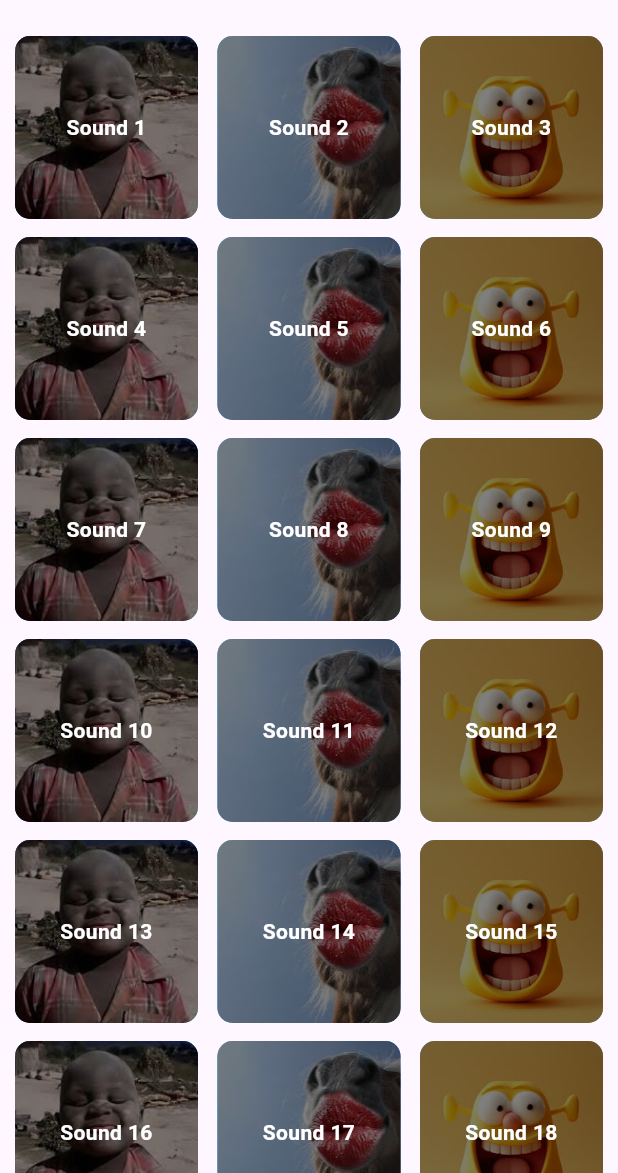
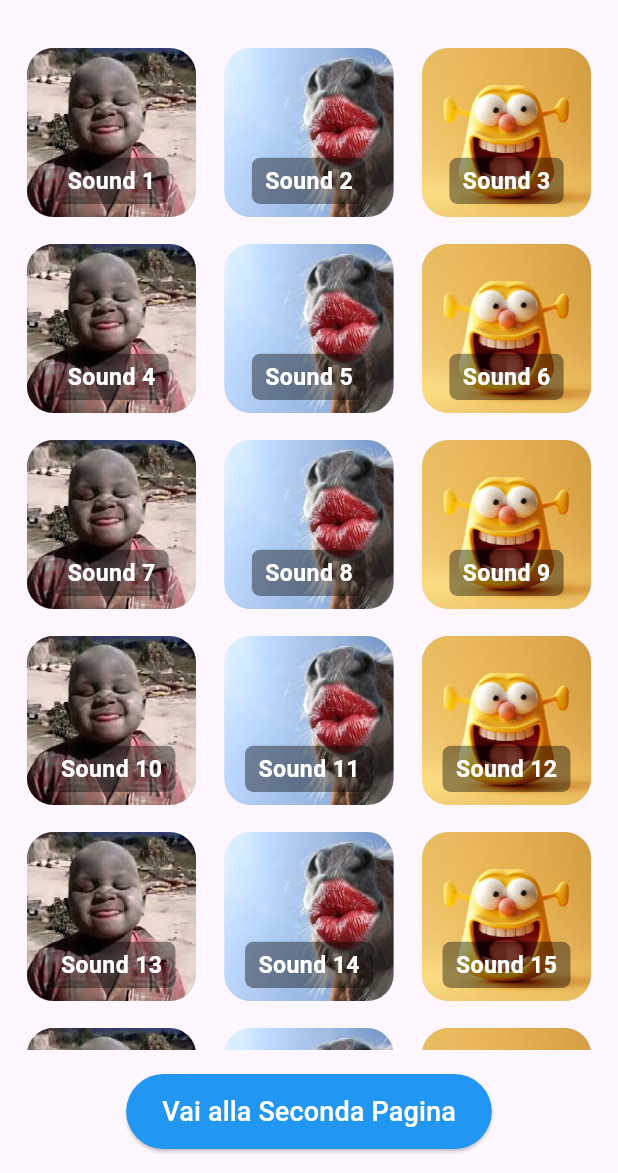
Before and after one commit to Perseo-o/launcher, a Flutter app: the screen it shows after launch, on a phone screen of 412 x 824 dp, the part 63-1236 px from its top. Run offline on Flutter 3.47's test engine with Material 3 defaults, Android fonts, the light colour scheme and no system bars; our stand-ins replace audioplayers, file_picker, shared_preferences.

Commit message:
implementazione seconda schermata app per aggiunta suoni

```diff
--- a/lib/models/sound_model.dart
+++ b/lib/models/sound_model.dart
@@ -1,11 +1,15 @@
 class Sound {
-  final String name;
-  final String image;
+  late final String name;
+  late final String imagePath;
   final String filePath;
 
-  Sound({
-    required this.name,
-    required this.image,
-    required this.filePath,
-  });
+  Sound({required this.name, required this.imagePath, required this.filePath});
+
+  factory Sound.fromJson(Map<String, dynamic> json) {
+    return Sound(
+      name: json['name'],
+      imagePath: 'assets/images/${json['image']}',
+      filePath: 'sounds/${json['file']}',
+    );
+  }
 }
--- a/lib/screens/home_screen.dart
+++ b/lib/screens/home_screen.dart
@@ -1,7 +1,11 @@
+import 'dart:developer';
+
 import 'package:flutter/material.dart';
 import 'package:audioplayers/audioplayers.dart';
 import '../models/sound_model.dart';
 import '../services/sound_service.dart';
+import '../widgets/sound_tile.dart';
+import 'second_screen.dart'; // Importa la seconda schermata
 
 class HomeScreen extends StatefulWidget {
   const HomeScreen({super.key});
@@ -28,12 +32,13 @@ class _HomeScreenState extends State<HomeScreen> {
     });
   }
 
+
+
   void _playSound(String soundPath) async {
+    log(soundPath);
     if (playingSound == soundPath) {
       await _audioPlayer.stop();
-      setState(() {
-        playingSound = null;
-      });
+      setState(() => playingSound = null);
       return;
     }
 
@@ -41,8 +46,12 @@ class _HomeScreenState extends State<HomeScreen> {
     await _audioPlayer.setSourceAsset(soundPath);
     await _audioPlayer.resume();
 
+    setState(() => playingSound = soundPath);
+
+    _audioPlayer.onPlayerComplete.listen((event) {
       setState(() {
-      playingSound = soundPath;
+        playingSound = null;
+      });
     });
   }
 
@@ -56,10 +65,14 @@ class _HomeScreenState extends State<HomeScreen> {
           style: TextStyle(fontWeight: FontWeight.bold),
         ),
       ),
-      body: soundList.isEmpty
+      body: Column(
+        children: [
+          // Lista dei suoni
+          Expanded(
+            child: soundList.isEmpty
                 ? const Center(child: CircularProgressIndicator())
                 : GridView.builder(
-        padding: const EdgeInsets.all(10),
+              padding: const EdgeInsets.all(15),
               gridDelegate: const SliverGridDelegateWithFixedCrossAxisCount(
                 crossAxisCount: 3,
                 crossAxisSpacing: 13,
@@ -70,42 +83,38 @@ class _HomeScreenState extends State<HomeScreen> {
                 final sound = soundList[index];
                 final isPlaying = sound.filePath == playingSound;
 
-          return GestureDetector(
+                return Padding(
+                    padding: const EdgeInsets.all(8.0), // Padding interno ai tile
+                child:SoundTile(
+                  sound: sound,
+                  isPlaying: isPlaying,
                   onTap: () => _playSound(sound.filePath),
-            child: Container(
-              decoration: BoxDecoration(
-                color: isPlaying ? Colors.green : Colors.blue,
-                borderRadius: BorderRadius.circular(10),
-                image: DecorationImage(
-                  image: AssetImage(sound.image),
-                  fit: BoxFit.cover,
+                ),
+                );
+              },
             ),
           ),
-              child: Stack(
-                children: [
-                  Container(
-                    decoration: BoxDecoration(
-                      color: Colors.black.withOpacity(0.5),
-                      borderRadius: BorderRadius.circular(10),
+          Padding(
+            padding: const EdgeInsets.all(16.0),
+            child: ElevatedButton(
+              onPressed: () {
+                Navigator.push(
+                  context,
+                  MaterialPageRoute(builder: (context) => const SecondScreen()),
+                );
+              },
+              style: ElevatedButton.styleFrom(
+                padding: const EdgeInsets.symmetric(vertical: 12, horizontal: 24),
+                backgroundColor: Colors.blue,
               ),
+              child: const Text(
+                'Vai alla Seconda Pagina',
+                style: TextStyle(fontSize: 18, color: Colors.white),
               ),
-                  Center(
-                    child: Text(
-                      sound.name,
-                      style: const TextStyle(
-                        color: Colors.white,
-                        fontWeight: FontWeight.bold,
-                        fontSize: 14,
-                      ),
-                      textAlign: TextAlign.center,
             ),
           ),
         ],
       ),
-            ),
-          );
-        },
-      ),
     );
   }
 }
--- a/lib/widgets/sound_tile.dart
+++ b/lib/widgets/sound_tile.dart
@@ -1,28 +1,123 @@
 import 'package:flutter/material.dart';
 import '../models/sound_model.dart';
 
-class SoundTile extends StatelessWidget {
+class SoundTile extends StatefulWidget {
   final Sound sound;
   final bool isPlaying;
-  final VoidCallback onPlay;
+  final VoidCallback onTap;
 
-  const SoundTile({super.key,
+  const SoundTile({
+    super.key,
     required this.sound,
     required this.isPlaying,
-    required this.onPlay,
+    required this.onTap,
   });
 
   @override
+  _SoundTileState createState() => _SoundTileState();
+}
+
+class _SoundTileState extends State<SoundTile> with SingleTickerProviderStateMixin {
+  late AnimationController _controller;
+  late Animation<double> _scaleAnimation;
+
+  @override
+  void initState() {
+    super.initState();
+    _controller = AnimationController(
+      vsync: this,
+      duration: const Duration(milliseconds: 100),
+      lowerBound: 0.9,
+      upperBound: 1.0,
+    );
+
+    _scaleAnimation = Tween<double>(begin: 1.0, end: 1.1).animate(
+      CurvedAnimation(parent: _controller, curve: Curves.easeOut),
+    );
+  }
+
+  @override
+  void dispose() {
+    _controller.dispose();
+    super.dispose();
+  }
+
+  @override
   Widget build(BuildContext context) {
-    return ListTile(
-      leading: CircleAvatar(
-        backgroundImage: AssetImage(sound.image),
-      ),
-      title: Text(sound.name),
-      subtitle: isPlaying ? const Text('In riproduzione...', style: TextStyle(color: Colors.green)) : null,
-      trailing: IconButton(
-        icon: const Icon(Icons.play_arrow),
-        onPressed: onPlay,
+    return GestureDetector(
+      onTapDown: (_) => _controller.forward(), // Effetto pressione
+      onTapUp: (_) {
+        _controller.reverse();
+        widget.onTap();
+      },
+      child: ScaleTransition(
+        scale: _scaleAnimation,
+        child: AnimatedContainer(
+          duration: const Duration(milliseconds: 200),
+          decoration: BoxDecoration(
+            color: widget.isPlaying ? Colors.blueAccent : Colors.grey[300],
+            borderRadius: BorderRadius.circular(16),
+            boxShadow: widget.isPlaying
+                ? [
+              BoxShadow(
+                color: Colors.blue.withOpacity(0.6),
+                blurRadius: 15,
+                spreadRadius: 5,
+              ),
+            ]
+                : [],
+          ),
+          child: Stack(
+            alignment: Alignment.center,
+            children: [
+              // Immagine di sfondo
+              ClipRRect(
+                borderRadius: BorderRadius.circular(16),
+                child: Image.asset(
+                  widget.sound.imagePath,
+                  fit: BoxFit.cover,
+                  width: double.infinity,
+                  height: double.infinity,
+                ),
+              ),
+              // Overlay per indicare il suono attivo
+              AnimatedOpacity(
+                opacity: widget.isPlaying ? 0.3 : 0.0,
+                duration: const Duration(milliseconds: 300),
+                child: Container(
+                  decoration: BoxDecoration(
+                    color: Colors.black,
+                    borderRadius: BorderRadius.circular(16),
+                  ),
+                ),
+              ),
+              Positioned(
+                bottom: 8,
+                child: Container(
+                  padding: const EdgeInsets.symmetric(vertical: 4, horizontal: 8),
+                  decoration: BoxDecoration(
+                    color: Colors.black.withOpacity(0.4),
+                    borderRadius: BorderRadius.circular(5),
+                  ),
+                  child: Text(
+                    widget.sound.name,
+                    style: const TextStyle(color: Colors.white, fontWeight: FontWeight.bold),
+                  ),
+                ),
+              ),
+              // Icona animata quando il suono è attivo
+              if (widget.isPlaying)
+                Positioned(
+                  bottom: 8,
+                  child: AnimatedOpacity(
+                    opacity: widget.isPlaying ? 1.0 : 0.0,
+                    duration: const Duration(milliseconds: 300),
+                    child: Icon(Icons.music_note, color: Colors.white, size: 30),
+                  ),
+                ),
+            ],
+          ),
+        ),
       ),
     );
   }
--- a/pubspec.yaml
+++ b/pubspec.yaml
@@ -12,6 +12,10 @@ dependencies:
     sdk: flutter
   cupertino_icons: ^1.0.8
   audioplayers: ^5.2.1
+  http: ^1.3.0
+  file_picker: ^9.0.2
+  shared_preferences: ^2.5.2
+  path_provider: ^2.0.11
 
 dev_dependencies:
   flutter_test:
```
Also changed, not shown: assets/sounds/sounds.json (added, +28 -0 lines), lib/screens/edit_sound_screen.dart (added, +84 -0 lines), lib/screens/second_screen.dart (added, +123 -0 lines), lib/services/sound_service.dart (+86 -3 lines), pubspec.lock, 1 other file. Lines whose indentation alone changed are shown as unchanged.
